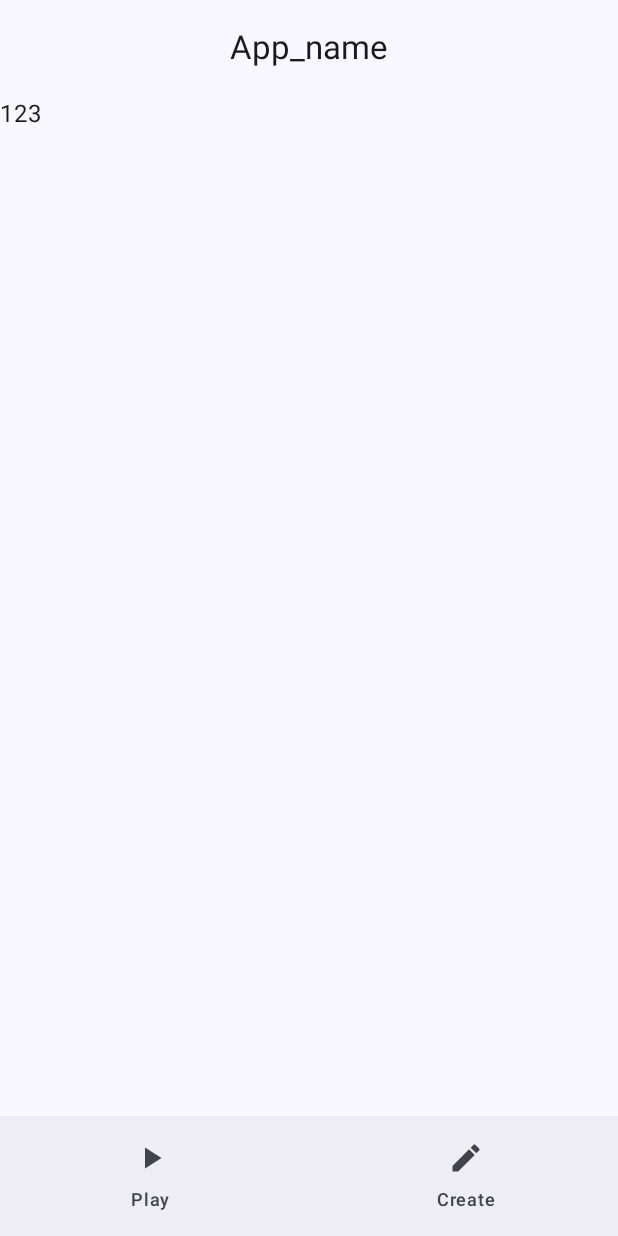
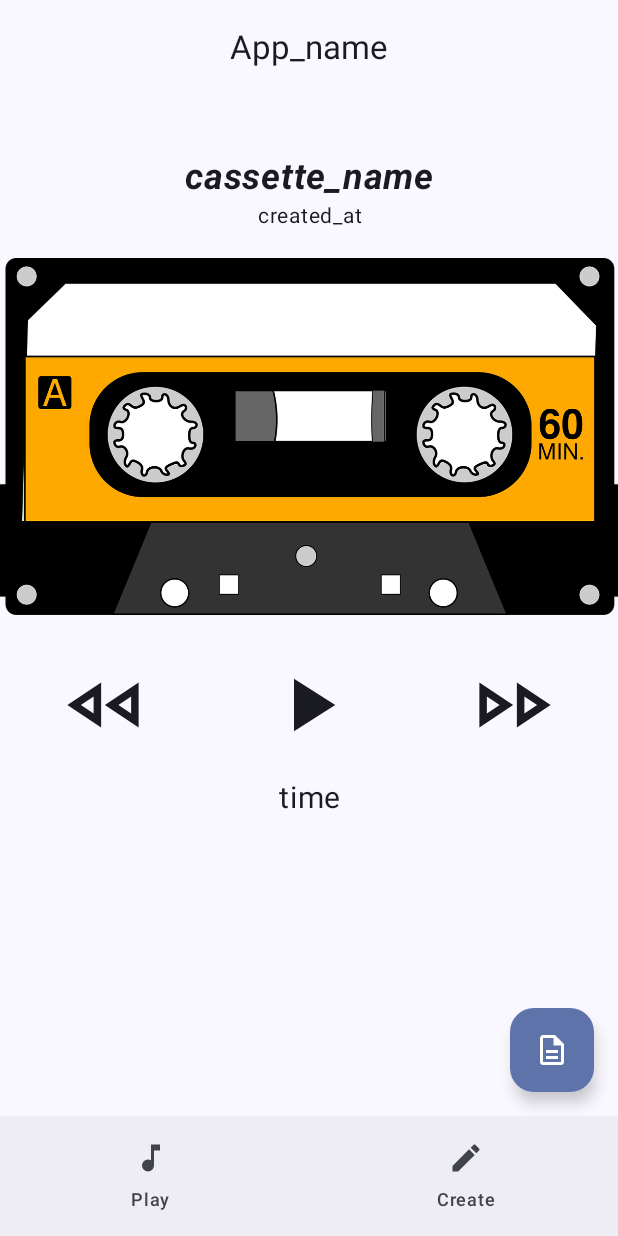
Before and after one commit to DeNA-Autumn-Hackathon2024-b/frontend, an Android app built with Jetpack Compose: the screen it shows after launch (MainActivity), on a phone screen of 412 x 824 dp. Before the commit the screen is almost empty. Run offline under Robolectric (Android 15) with nearby library versions, the phone set to English and light mode, and no system bars; our stand-ins replace Dagger/Hilt's generated code.

Commit message:
基本的なUIの完成

```diff
--- a/app/src/main/java/com/dena/autum_hackathon_b/cassette/feature/play/PlayScreen.kt
+++ b/app/src/main/java/com/dena/autum_hackathon_b/cassette/feature/play/PlayScreen.kt
@@ -1,13 +1,21 @@
 package com.dena.autum_hackathon_b.cassette.feature.play
 
+import androidx.compose.foundation.Image
+import androidx.compose.foundation.layout.Arrangement
+import androidx.compose.foundation.layout.Column
+import androidx.compose.foundation.layout.Row
+import androidx.compose.foundation.layout.Spacer
 import androidx.compose.foundation.layout.fillMaxSize
+import androidx.compose.foundation.layout.fillMaxWidth
 import androidx.compose.foundation.layout.padding
+import androidx.compose.foundation.layout.size
 import androidx.compose.material.icons.Icons
 import androidx.compose.material.icons.filled.Edit
 import androidx.compose.material.icons.filled.PlayArrow
 import androidx.compose.material3.BottomAppBar
 import androidx.compose.material3.CenterAlignedTopAppBar
 import androidx.compose.material3.ExperimentalMaterial3Api
+import androidx.compose.material3.FloatingActionButton
 import androidx.compose.material3.Icon
 import androidx.compose.material3.NavigationBar
 import androidx.compose.material3.NavigationBarItem
@@ -18,9 +26,17 @@ import androidx.compose.runtime.Composable
 import androidx.compose.runtime.LaunchedEffect
 import androidx.compose.runtime.mutableStateOf
 import androidx.compose.runtime.remember
+import androidx.compose.ui.Alignment
 import androidx.compose.ui.Modifier
+import androidx.compose.ui.res.painterResource
+import androidx.compose.ui.text.font.FontStyle
+import androidx.compose.ui.text.font.FontWeight
+import androidx.compose.ui.text.style.TextAlign
 import androidx.compose.ui.tooling.preview.Preview
+import androidx.compose.ui.unit.dp
+import androidx.compose.ui.unit.sp
 import androidx.hilt.navigation.compose.hiltViewModel
+import com.dena.autum_hackathon_b.cassette.R
 import com.dena.autum_hackathon_b.cassette.ui.theme.CassetteTheme
 
 @Composable
@@ -52,22 +68,88 @@ fun PlayScreen(modifier: Modifier = Modifier, screenState: PlayScreenState) {
             NavigationBar {
                 NavigationBarItem(
                     selected = false,
-                    onClick = {},
-                    icon = {Icon(Icons.Default.PlayArrow, "play")},
+                    onClick = {/*TODO:ここでPlay_screenへのナビゲーション行う*/},
+                    icon = { Icon(
+                        painter = painterResource(id = R.drawable.music_note),
+                        contentDescription = "play"
+                        ) },
                     modifier = Modifier,
                     label = {Text("Play")},
                 )
                 NavigationBarItem(
                     selected = false,
-                    onClick = {},
+                    onClick = {/*TODO:ここでCreate_screenへのナビゲーション行う*/},
                     icon = {Icon(Icons.Default.Edit, "create")},
                     modifier = Modifier,
                     label = {Text("Create")},
                     )
             }
+        },
+        floatingActionButton = {
+            FloatingActionButton(
+                onClick = {/* TODO: 後でセトリの表示 */},
+                modifier = Modifier,
+            ) {
+                Icon(
+                    painter = painterResource(id = R.drawable.description),
+                    contentDescription = "description"
+                )
+            }
         }
     ) { innerPadding ->
-        Text(text = screenState.cassetteId, modifier = Modifier.padding(innerPadding))
+        Column(
+            modifier = Modifier.padding(innerPadding)
+                .padding(top = 40.dp)
+        ) {
+            Text(
+                text = "cassette_name",
+                modifier = Modifier.fillMaxWidth(),
+                fontSize = 24.sp,
+                fontStyle = FontStyle.Italic,
+                fontWeight = FontWeight.Bold,
+                textAlign = TextAlign.Center,
+            )
+            Text(
+                text = "created_at",
+                modifier = Modifier.fillMaxWidth(),
+                fontSize = 14.sp,
+                textAlign = TextAlign.Center,
+            )
+            Image(
+                painter = painterResource(id = R.drawable.cassette_image),
+                contentDescription = "Figure Image",
+                modifier = Modifier
+                    .fillMaxWidth() // 必要に応じてサイズを指定
+                    .padding(top = 16.dp, bottom = 30.dp)
+            )
+            Row(
+                modifier = Modifier.fillMaxWidth(),
+                horizontalArrangement = Arrangement.SpaceAround,
+            ){
+                Icon(
+                    painter = painterResource(id = R.drawable.fast_rewind),
+                    contentDescription = "rewind",
+                    modifier = Modifier.size(60.dp),
+                )
+                Icon(
+                    Icons.Default.PlayArrow,
+                    "play",
+                    modifier = Modifier.size(60.dp),
+                    )
+                Icon(
+                    painter = painterResource(id = R.drawable.fast_forward),
+                    contentDescription = "forward",
+                    modifier = Modifier.size(60.dp),
+                )
+            }
+            Text(
+                text = "time",
+                modifier = Modifier.fillMaxWidth()
+                    .padding(top = 20.dp),
+                fontSize = 20.sp,
+                textAlign = TextAlign.Center,
+            )
+        }
     }
 }
 
--- /dev/null
+++ b/app/src/main/res/drawable/description.xml
@@ -0,0 +1,10 @@
+<vector xmlns:android="http://schemas.android.com/apk/res/android"
+    android:width="24dp"
+    android:height="24dp"
+    android:viewportWidth="960"
+    android:viewportHeight="960"
+    >
+  <path
+      android:fillColor="@android:color/white"
+      android:pathData="M320,720L640,720L640,640L320,640L320,720ZM320,560L640,560L640,480L320,480L320,560ZM240,880Q207,880 183.5,856.5Q160,833 160,800L160,160Q160,127 183.5,103.5Q207,80 240,80L560,80L800,320L800,800Q800,833 776.5,856.5Q753,880 720,880L240,880ZM520,360L520,160L240,160Q240,160 240,160Q240,160 240,160L240,800Q240,800 240,800Q240,800 240,800L720,800Q720,800 720,800Q720,800 720,800L720,360L520,360ZM240,160L240,160L240,360L240,360L240,160L240,360L240,360L240,800Q240,800 240,800Q240,800 240,800L240,800Q240,800 240,800Q240,800 240,800L240,160Q240,160 240,160Q240,160 240,160Z"/>
+</vector>
--- /dev/null
+++ b/app/src/main/res/drawable/fast_forward.xml
@@ -0,0 +1,10 @@
+<vector xmlns:android="http://schemas.android.com/apk/res/android"
+    android:width="24dp"
+    android:height="24dp"
+    android:viewportWidth="960"
+    android:viewportHeight="960"
+   >
+  <path
+      android:fillColor="@android:color/white"
+      android:pathData="M100,720L100,240L460,480L100,720ZM500,720L500,240L860,480L500,720ZM180,480L180,480L180,480ZM580,480L580,480L580,480ZM180,570L316,480L180,390L180,570ZM580,570L716,480L580,390L580,570Z"/>
+</vector>
--- /dev/null
+++ b/app/src/main/res/drawable/fast_rewind.xml
@@ -0,0 +1,10 @@
+<vector xmlns:android="http://schemas.android.com/apk/res/android"
+    android:width="24dp"
+    android:height="24dp"
+    android:viewportWidth="960"
+    android:viewportHeight="960"
+    >
+  <path
+      android:fillColor="@android:color/white"
+      android:pathData="M860,720L500,480L860,240L860,720ZM460,720L100,480L460,240L460,720ZM380,480L380,480L380,480ZM780,480L780,480L780,480ZM380,570L380,390L244,480L380,570ZM780,570L780,390L644,480L780,570Z"/>
+</vector>
--- /dev/null
+++ b/app/src/main/res/drawable/music_note.xml
@@ -0,0 +1,10 @@
+<vector xmlns:android="http://schemas.android.com/apk/res/android"
+    android:width="24dp"
+    android:height="24dp"
+    android:viewportWidth="960"
+    android:viewportHeight="960"
+    >
+  <path
+      android:fillColor="@android:color/white"
+      android:pathData="M400,840Q334,840 287,793Q240,746 240,680Q240,614 287,567Q334,520 400,520Q423,520 442.5,525.5Q462,531 480,542L480,120L720,120L720,280L560,280L560,680Q560,746 513,793Q466,840 400,840Z"/>
+</vector>
```
Also changed, not shown: app/src/main/res/drawable/cassette_image.png (added).
